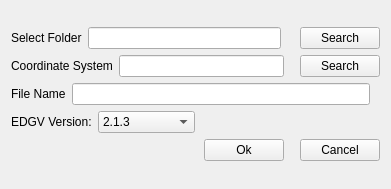
Above: DbTools/SpatialiteTool/cria_spatialite_dialog_base.ui from dsgoficial/DsgTools before the change. Below: the same form after it.
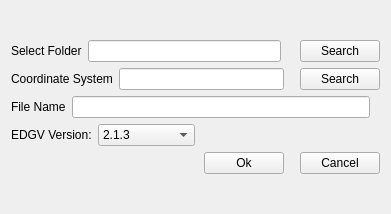
That is the form after the change.

```diff
--- a/DbTools/SpatialiteTool/cria_spatialite_dialog_base.ui
+++ b/DbTools/SpatialiteTool/cria_spatialite_dialog_base.ui
@@ -8,7 +8,7 @@
     <x>0</x>
     <y>0</y>
     <width>391</width>
-    <height>189</height>
+    <height>214</height>
    </rect>
   </property>
   <property name="sizePolicy">
```
Left out of the diff: 5 changed lines with no effect on the pictures.
